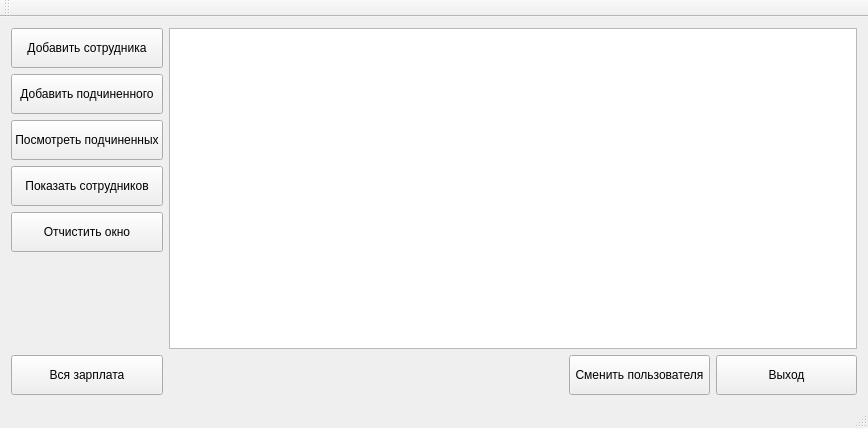
The window that Employees/mainwindow.ui (evgenysankovich/employee_system) describes before a commit, drawn with Qt 5.
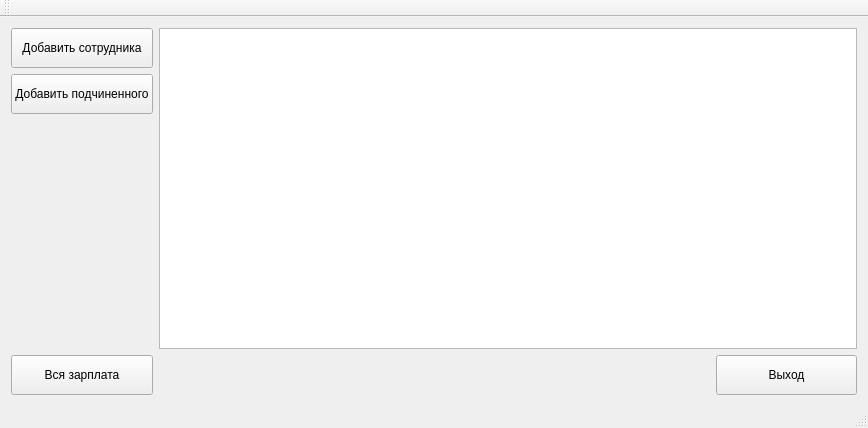
The same window after the commit. Icons and pictures are not drawn.

```diff
--- a/Employees/mainwindow.ui
+++ b/Employees/mainwindow.ui
@@ -59,61 +59,7 @@
         </property>
         <property name="icon">
          <iconset>
-          <normaloff>../ico/boss.ico</normaloff>../ico/boss.ico</iconset>
-        </property>
-       </widget>
-      </item>
-      <item>
-       <widget class="QPushButton" name="pushButton_7">
-        <property name="minimumSize">
-         <size>
-          <width>141</width>
-          <height>40</height>
-         </size>
-        </property>
-        <property name="text">
-         <string>Посмотреть подчиненных</string>
-        </property>
-        <property name="icon">
-         <iconset>
-          <normaloff>../ico/user group.ico</normaloff>../ico/user group.ico</iconset>
-        </property>
-       </widget>
-      </item>
-      <item>
-       <widget class="QPushButton" name="ShowEmployeeButton">
-        <property name="minimumSize">
-         <size>
-          <width>141</width>
-          <height>40</height>
-         </size>
-        </property>
-        <property name="text">
-         <string>Показать сотрудников</string>
-        </property>
-        <property name="icon">
-         <iconset>
-          <normaloff>../ico/eye.ico</normaloff>../ico/eye.ico</iconset>
-        </property>
-       </widget>
-      </item>
-      <item>
-       <widget class="QPushButton" name="ClearButton">
-        <property name="minimumSize">
-         <size>
-          <width>141</width>
-          <height>40</height>
-         </size>
-        </property>
-        <property name="text">
-         <string>Отчистить окно</string>
-        </property>
-        <property name="icon">
-         <iconset>
-          <normaloff>../ico/person.ico</normaloff>../ico/person.ico</iconset>
-        </property>
-        <property name="shortcut">
-         <string notr="true"/>
+          <normaloff>ico/boss.ico</normaloff>ico/boss.ico</iconset>
         </property>
        </widget>
       </item>
@@ -189,23 +135,6 @@
     </item>
     <item row="2" column="2">
      <layout class="QHBoxLayout" name="horizontalLayout">
-      <item>
-       <widget class="QPushButton" name="pushButton_4">
-        <property name="minimumSize">
-         <size>
-          <width>141</width>
-          <height>40</height>
-         </size>
-        </property>
-        <property name="text">
-         <string>Сменить пользователя</string>
-        </property>
-        <property name="icon">
-         <iconset>
-          <normaloff>../ico/sync.ico</normaloff>../ico/sync.ico</iconset>
-        </property>
-       </widget>
-      </item>
       <item>
        <widget class="QPushButton" name="pushButton_5">
         <property name="minimumSize">
```
Left out of the diff: 6 changed lines with no effect on the pictures.
